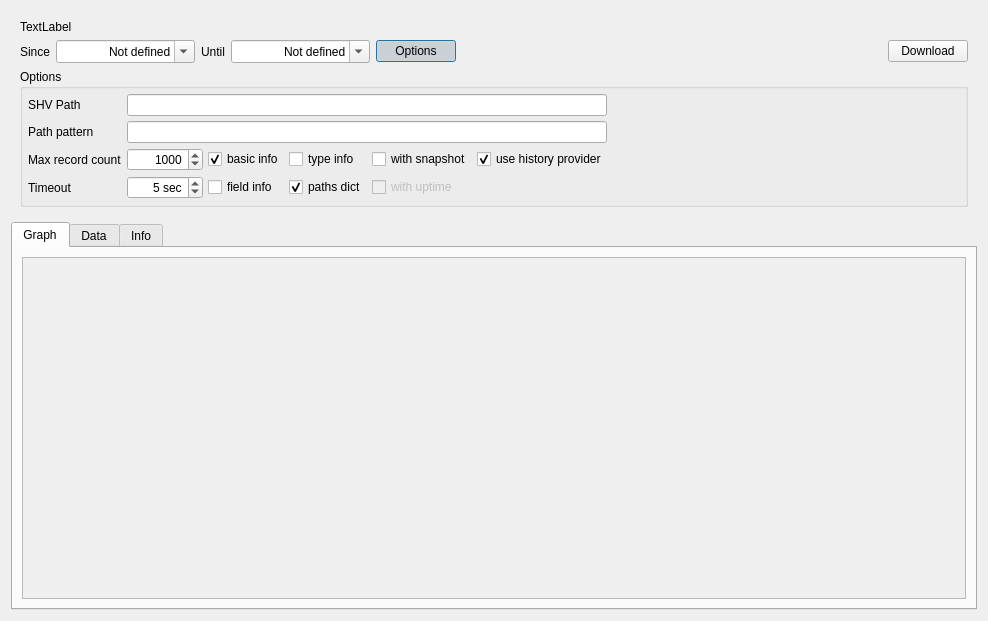
This is libshvvisu/src/logview/dlgloginspector.ui in syyyr/libshv as Qt 5 draws it before an edit. The edited form follows.
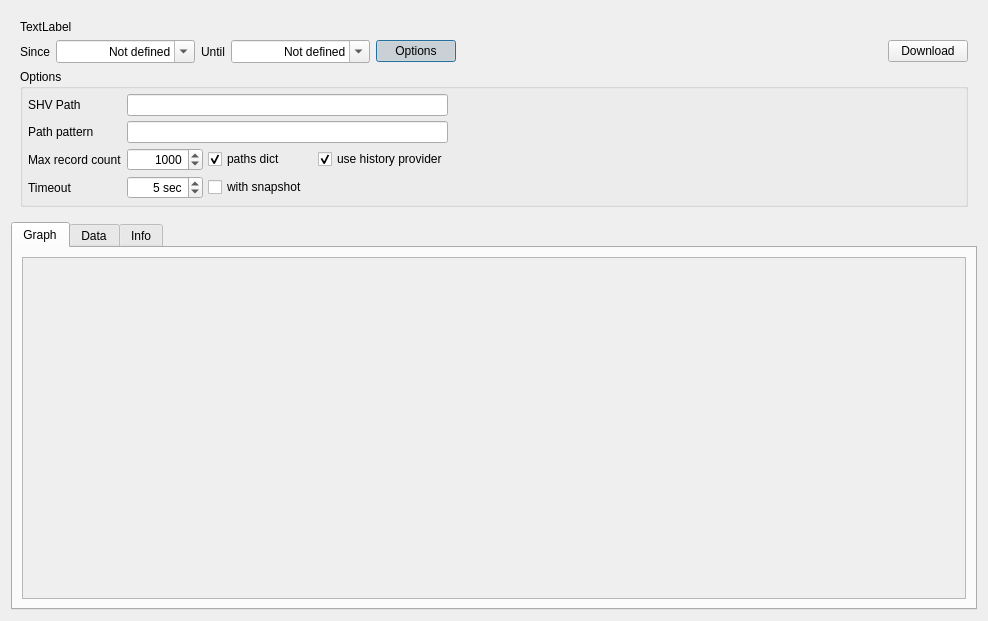
This is the edited form. Custom widgets are drawn as their Qt base class.

Patch:
```diff
--- a/libshvvisu/src/logview/dlgloginspector.ui
+++ b/libshvvisu/src/logview/dlgloginspector.ui
@@ -142,54 +142,9 @@
          <property name="spacing">
           <number>5</number>
          </property>
-         <item row="2" column="0">
-          <widget class="QLabel" name="label_3">
-           <property name="text">
-            <string>Max record count</string>
-           </property>
-          </widget>
-         </item>
-         <item row="3" column="2">
-          <widget class="QCheckBox" name="chkFieldInfo">
-           <property name="text">
-            <string>field info</string>
-           </property>
-          </widget>
-         </item>
-         <item row="2" column="2">
-          <widget class="QCheckBox" name="chkBasicInfo">
-           <property name="text">
-            <string>basic info</string>
-           </property>
-           <property name="checked">
-            <bool>true</bool>
-           </property>
-          </widget>
-         </item>
-         <item row="0" column="1" colspan="5">
+         <item row="0" column="1" colspan="4">
           <widget class="QLineEdit" name="edShvPath"/>
          </item>
-         <item row="3" column="0">
-          <widget class="QLabel" name="label_4">
-           <property name="text">
-            <string>Timeout</string>
-           </property>
-          </widget>
-         </item>
-         <item row="2" column="3">
-          <widget class="QCheckBox" name="chkTypeInfo">
-           <property name="text">
-            <string>type info</string>
-           </property>
-          </widget>
-         </item>
-         <item row="2" column="4">
-          <widget class="QCheckBox" name="chkWithSnapshot">
-           <property name="text">
-            <string>with snapshot</string>
-           </property>
-          </widget>
-         </item>
          <item row="3" column="1">
           <widget class="QSpinBox" name="edTimeout">
            <property name="alignment">
@@ -212,46 +167,6 @@
            </property>
           </widget>
          </item>
-         <item row="3" column="4">
-          <widget class="QCheckBox" name="chkWithUptime">
-           <property name="enabled">
-            <bool>false</bool>
-           </property>
-           <property name="text">
-            <string>with uptime</string>
-           </property>
-          </widget>
-         </item>
-         <item row="3" column="3">
-          <widget class="QCheckBox" name="chkPathsDict">
-           <property name="text">
-            <string>paths dict</string>
-           </property>
-           <property name="checked">
-            <bool>true</bool>
-           </property>
-          </widget>
-         </item>
-         <item row="2" column="6">
-          <spacer name="horizontalSpacer">
-           <property name="orientation">
-            <enum>Qt::Horizontal</enum>
-           </property>
-           <property name="sizeHint" stdset="0">
-            <size>
-             <width>40</width>
-             <height>20</height>
-            </size>
-           </property>
-          </spacer>
-         </item>
-         <item row="0" column="0">
-          <widget class="QLabel" name="label_6">
-           <property name="text">
-            <string>SHV Path</string>
-           </property>
-          </widget>
-         </item>
          <item row="2" column="1">
           <widget class="QSpinBox" name="edMaxRecordCount">
            <property name="alignment">
@@ -271,7 +186,14 @@
            </property>
           </widget>
          </item>
-         <item row="2" column="5">
+         <item row="2" column="0">
+          <widget class="QLabel" name="label_3">
+           <property name="text">
+            <string>Max record count</string>
+           </property>
+          </widget>
+         </item>
+         <item row="2" column="4">
           <widget class="QCheckBox" name="chkUseHistoryProvider">
            <property name="text">
             <string>use history provider</string>
@@ -281,6 +203,16 @@
            </property>
           </widget>
          </item>
+         <item row="3" column="0">
+          <widget class="QLabel" name="label_4">
+           <property name="text">
+            <string>Timeout</string>
+           </property>
+          </widget>
+         </item>
+         <item row="1" column="1" colspan="4">
+          <widget class="QLineEdit" name="edPathPattern"/>
+         </item>
          <item row="1" column="0">
           <widget class="QLabel" name="label_7">
            <property name="text">
@@ -288,8 +220,42 @@
            </property>
           </widget>
          </item>
-         <item row="1" column="1" colspan="5">
-          <widget class="QLineEdit" name="edPathPattern"/>
+         <item row="2" column="5">
+          <spacer name="horizontalSpacer">
+           <property name="orientation">
+            <enum>Qt::Horizontal</enum>
+           </property>
+           <property name="sizeHint" stdset="0">
+            <size>
+             <width>40</width>
+             <height>20</height>
+            </size>
+           </property>
+          </spacer>
+         </item>
+         <item row="0" column="0">
+          <widget class="QLabel" name="label_6">
+           <property name="text">
+            <string>SHV Path</string>
+           </property>
+          </widget>
+         </item>
+         <item row="2" column="2">
+          <widget class="QCheckBox" name="chkPathsDict">
+           <property name="text">
+            <string>paths dict</string>
+           </property>
+           <property name="checked">
+            <bool>true</bool>
+           </property>
+          </widget>
+         </item>
+         <item row="3" column="2">
+          <widget class="QCheckBox" name="chkWithSnapshot">
+           <property name="text">
+            <string>with snapshot</string>
+           </property>
+          </widget>
          </item>
         </layout>
        </widget>
```
Left out of the diff: 6 changed lines with no effect on the pictures.
